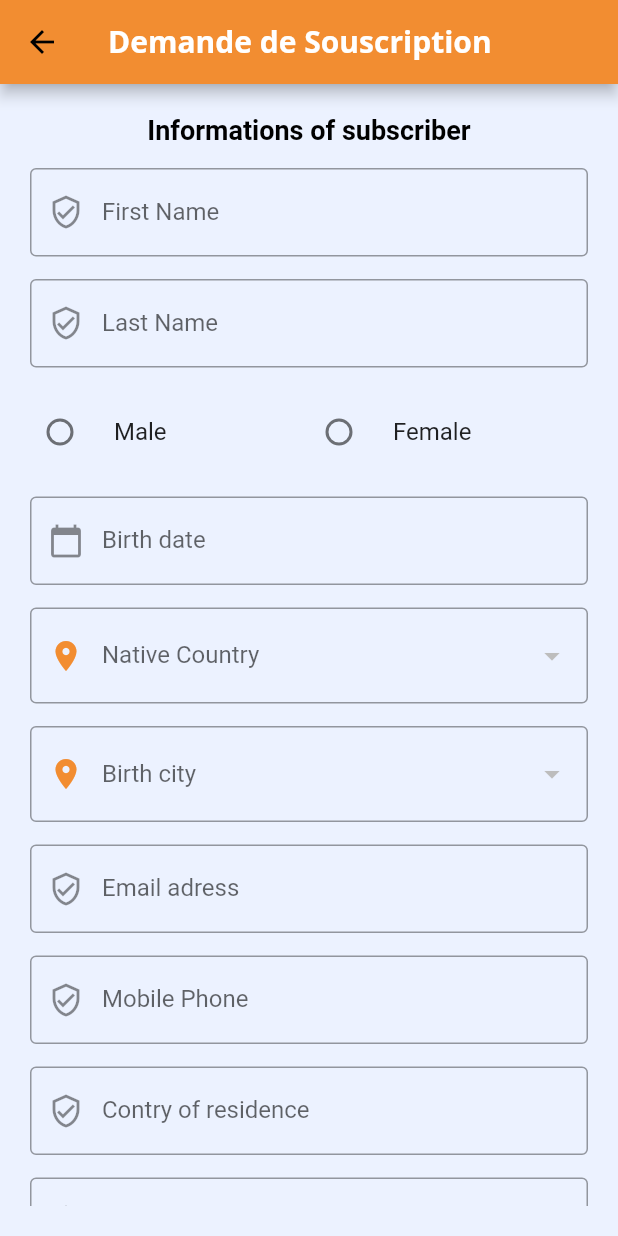
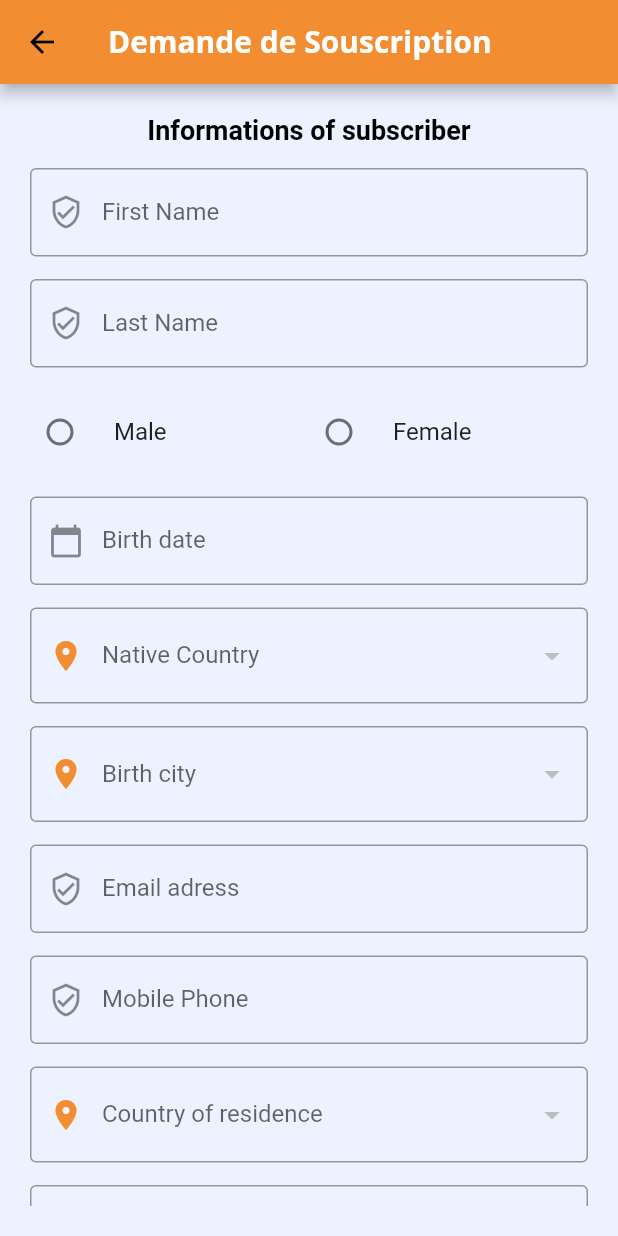
Before and after one commit to MaitreGIMS75/cdc_ci_app, a Flutter app: the Souscription screen opened directly, on a phone screen of 412 x 824 dp. Run offline on Flutter 3.47's test engine with Material 2 defaults, Android fonts, the phone set to English and light mode, and no system bars; our stand-ins replace dio, file_picker, image_picker, shared_preferences; accounts and stored records are empty; network calls fail.

Commit message:
Requete Souscription terminé.

```diff
--- a/lib/src/screens/souscription.dart
+++ b/lib/src/screens/souscription.dart
@@ -1,13 +1,14 @@
 import 'dart:convert';
-import 'dart:html';
+import 'dart:io';
 
+import 'package:dio/dio.dart';
 import 'package:flutter/material.dart';
 import 'package:shared_preferences/shared_preferences.dart';
 import 'package:http/http.dart' as http;
 import 'package:intl/intl.dart';
-import 'package:path/path.dart' as path;
 import 'package:file_picker/file_picker.dart';
-import 'package:multi_file_picker/multi_file_picker.dart';
+import 'package:uuid/uuid.dart';
+
 
 import 'inscription_reussie.dart';
 
@@ -25,7 +26,7 @@ class _SouscriptionState extends State<Souscription> {
 
   List<dynamic> cities = [];
   int? _valueCity;
-
+  int? _valueCountryOfResidence;
   List<dynamic> incomes = [];
   int? _valueIncome;
 
@@ -70,6 +71,7 @@ class _SouscriptionState extends State<Souscription> {
     getIncomes();
     getIdentifications();
     getCompartments();
+
   }
 
   getData() async {
@@ -141,7 +143,6 @@ while(i < 4){
     }
      var request = http.MultipartRequest(
       'PUT',
-
       Uri.parse(
           'http://154.73.102.36:8121/api/v1/subscription-transactions/$id/attachments/$type/$etag'),
     );
@@ -239,7 +240,6 @@ while(i < 4){
         dateInput.text.isNotEmpty &&
         emailAdressController.text.isNotEmpty &&
         mobilePhoneController.text.isNotEmpty &&
-        countryOfResidenceController.text.isNotEmpty &&
         townOfResidenceController.text.isNotEmpty &&
         streetOfResidenceController.text.isNotEmpty &&
         paymentTypeController.text.isNotEmpty &&
@@ -251,7 +251,7 @@ while(i < 4){
         body: jsonEncode(
           {
             "params": {
-              "tag": "T001",
+              "tag": const Uuid().v4(),
               "subscriber": {
                 "first_name": firstNameController.text,
                 "last_name": lastNameController.text,
@@ -261,7 +261,7 @@ while(i < 4){
                 "birth_city": _valueCity,
                 "email_adress": emailAdressController.text,
                 "mobile_phone": mobilePhoneController.text,
-                "country_of_residence": countryOfResidenceController.text,
+                "country_of_residence": _valueCountryOfResidence,
                 "town_of_residence": townOfResidenceController.text,
                 "street_of_residence": streetOfResidenceController.text,
                 "income_level": _valueIncome,
@@ -276,23 +276,43 @@ while(i < 4){
                 "exit_choice": exitChoiceController.text
               },
               "attachments": [
-                {"type": "identity-justification", "etag": "A001"},
-                {"type": "residence-justification", "etag": "A002"},
-                {"type": "expatriation-justification", "etag": "A003"}
+                {"type": "identity-justification", "etag": const Uuid().v4()},
+                {"type": "residence-justification", "etag": const Uuid().v4()},
+                {"type": "expatriation-justification", "etag": const Uuid().v4()}
               ]
             }
           },
         ),
         headers: requestHeaders,
       );
-      if (response.statusCode == 201) {
 
-        print("Response Status: ${response.statusCode}");
-        print('Response Body: ${json.decode(response.body)}');
-        String id = jsonDecode(response.body)['id'];
+      final resultData = json.decode(response.body);
+      if (resultData["result"]["status"] == 201) {
+        print(resultData["result"]["data"]["attachments"]);
+        final attachments = resultData["result"]["data"]["attachments"] as List<dynamic>;
+        List<Future> uploadRequests = [];
+        int fileIndex = 0;
+        for (var element in attachments) {
+          FormData formData = FormData.fromMap({
+            'ufile': await MultipartFile.fromFile(_selectedFiles[fileIndex]!, filename: _selectedFiles[fileIndex]!),
+          });
+          uploadRequests.add(Dio().put('http://154.73.102.36:8121${element["url"]}', data: formData,options: Options(
+            headers: requestHeaders
+          )));
+          fileIndex++;
+        }
+        Future.wait(uploadRequests).then((value) =>ScaffoldMessenger.of(context).showSnackBar(
+          SnackBar(
+            duration: Duration(seconds: 5),
+            content: Text("Succes souscription et fichiers")
+          ),
 
-         uploadFiles(_selectedFiles, id);
+        ));
 
+        Navigator.push(
+          context,
+          MaterialPageRoute(builder: (context) => InscriptionReussie()),
+        );
       } else {
         ScaffoldMessenger.of(context).showSnackBar(
           SnackBar(
@@ -502,36 +522,26 @@ while(i < 4){
             SizedBox(
               height: 15,
             ),
-            // DropdownButtonFormField(
-            //   decoration: InputDecoration(
-            //       labelText: "Country of residence",
-            //       prefixIcon: Icon(
-            //         Icons.place,
-            //         color: Color(0xFFF28D31),
-            //       ),
-            //       border: OutlineInputBorder()),
-            //   items: countries.map<DropdownMenuItem<dynamic>>((country) {
-            //     return DropdownMenuItem<dynamic>(
-            //       value: country['id'],
-            //       child: SizedBox(width: 200, child: Text(country['name'])),
-            //     );
-            //   }).toList(),
-            //   value: _value,
-            //   onChanged: (value) {
-            //     setState(() {
-            //       _value = value as int;
-            //     });
-            //   },
-            // ),
-            TextFormField(
-              controller: countryOfResidenceController,
+            DropdownButtonFormField(
               decoration: InputDecoration(
-                labelText: 'Contry of residence',
+                  labelText: "Country of residence",
                   prefixIcon: Icon(
-                  Icons.verified_user_outlined,
+                    Icons.place,
+                    color: Color(0xFFF28D31),
                   ),
-                border: OutlineInputBorder(),
-              ),
+                  border: OutlineInputBorder()),
+              items: countries.map<DropdownMenuItem<dynamic>>((country) {
+                return DropdownMenuItem<dynamic>(
+                  value: country['id'],
+                  child: SizedBox(width: 200, child: Text(country['name'])),
+                );
+              }).toList(),
+              value: _valueCountryOfResidence,
+              onChanged: (value) {
+                setState(() {
+                  _valueCountryOfResidence = value as int;
+                });
+              },
             ),
             SizedBox(
               height: 15,
@@ -647,34 +657,57 @@ while(i < 4){
             SizedBox(
               height: 15,
             ),
-            TextFormField(
-              controller: paymentTypeController,
+            DropdownButtonFormField(
               decoration: InputDecoration(
-                labelText: 'Payment type',
+                  labelText: "Payment type",
                   prefixIcon: Icon(
                     Icons.verified_user_outlined,
+                    color: Color(0xFFF28D31),
                   ),
-                border: OutlineInputBorder(),
-              ),
+                  border: OutlineInputBorder()),
+              items:  ["Périodique"].map<DropdownMenuItem<dynamic>>((comp) {
+                return DropdownMenuItem<dynamic>(
+                  value: comp,
+                  child: SizedBox(width: 200, child: Text(comp)),
+                );
+              }).toList(),
+              value: paymentTypeController.text.isEmpty ? null : paymentTypeController.text,
+              onChanged: (value) {
+                setState(() {
+                  paymentTypeController.text = value;
+                });
+              },
             ),
             SizedBox(
               height: 15,
             ),
-            TextFormField(
-              controller: periodicityController,
+            DropdownButtonFormField(
               decoration: InputDecoration(
-                labelText: 'Periodicity',
+                  labelText: "Periodicity",
                   prefixIcon: Icon(
                     Icons.verified_user_outlined,
+                    color: Color(0xFFF28D31),
                   ),
-                border: OutlineInputBorder(),
-              ),
+                  border: OutlineInputBorder()),
+              items:  ["Mensuelle"].map<DropdownMenuItem<dynamic>>((comp) {
+                return DropdownMenuItem<dynamic>(
+                  value: comp,
+                  child: SizedBox(width: 200, child: Text(comp)),
+                );
+              }).toList(),
+              value: periodicityController.text.isEmpty ? null : periodicityController.text,
+              onChanged: (value) {
+                setState(() {
+                  periodicityController.text = value;
+                });
+              },
             ),
             SizedBox(
               height: 15,
             ),
             TextFormField(
               controller: commitmentAmountController,
+              keyboardType: TextInputType.number,
               decoration: InputDecoration(
                 labelText: 'Commitment amount',
                 prefixIcon: Icon(
@@ -686,16 +719,26 @@ while(i < 4){
             SizedBox(
               height: 15,
             ),
-
-            TextFormField(
-              controller: exitChoiceController,
+            DropdownButtonFormField(
               decoration: InputDecoration(
-                labelText: 'Exit choice',
+                  labelText: "Exit choice",
                   prefixIcon: Icon(
                     Icons.verified_user_outlined,
+                    color: Color(0xFFF28D31),
                   ),
-                border: OutlineInputBorder(),
-              ),
+                  border: OutlineInputBorder()),
+              items:  ["capital"].map<DropdownMenuItem<dynamic>>((comp) {
+                return DropdownMenuItem<dynamic>(
+                  value: comp,
+                  child: SizedBox(width: 200, child: Text(comp)),
+                );
+              }).toList(),
+              value: exitChoiceController.text.isEmpty ? null :  exitChoiceController.text,
+              onChanged: (value) {
+                setState(() {
+                  exitChoiceController.text = value;
+                });
+              },
             ),
 
             SizedBox(
--- a/pubspec.yaml
+++ b/pubspec.yaml
@@ -45,6 +45,8 @@ dependencies:
   http: ^0.13.6
   file_picker: ^5.3.0
   multi_file_picker: ^0.0.6
+  dio: ^5.1.2
+  uuid: ^3.0.7
   #flutter_native_splash: ^2.2.18
 
 dev_dependencies:
```
Also changed, not shown: pubspec.lock. Lines whose indentation alone changed are shown as unchanged.
